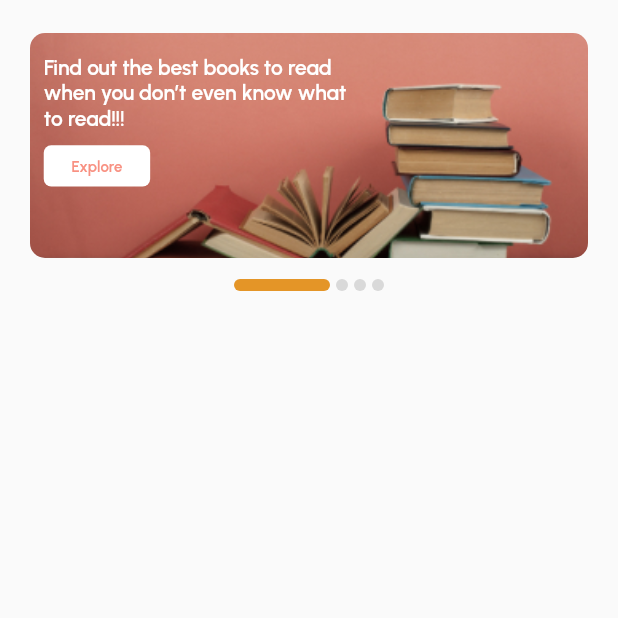
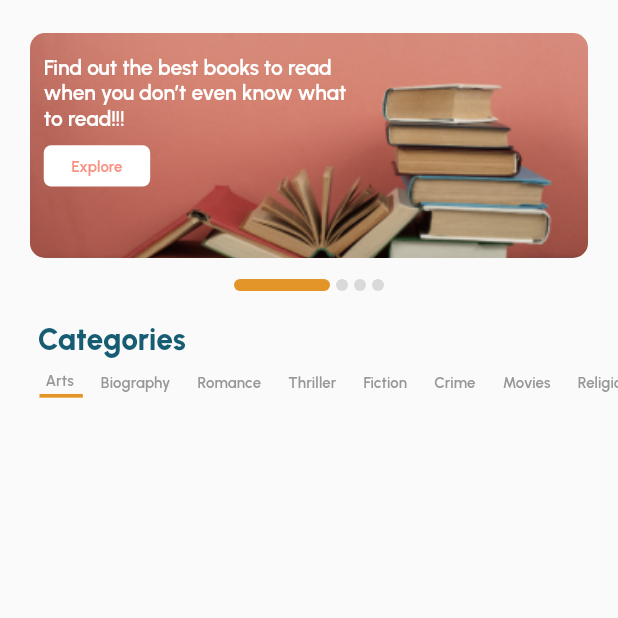
Before and after one commit to mmohammadmfallahm02/book_explore_and_sale_app, a Flutter app: the ExploreScreen screen opened by its route, on a phone screen of 412 x 824 dp, the top half of it. Run offline on Flutter 3.47's test engine with Material 2 defaults, Android fonts, the phone set to English and light mode, and no system bars; drawn by our look-alikes of carousel_slider, smooth_page_indicator; our stand-ins replace flutter_screenutil, flutter_svg, get, google_fonts.

Commit message:
category list in category widget created

```diff
--- a/lib/common/widgets/poster.dart
+++ b/lib/common/widgets/poster.dart
@@ -24,14 +24,12 @@ class _PosterWidgetState extends State<PosterWidget> {
             itemCount: widget.posters.length,
             itemBuilder: (context, index, realIndex) {
               final poster = widget.posters[index];
-              return Padding(
-                padding: const EdgeInsets.only(left: 20, right: 20),
-                child: _Poster(poster: poster),
-              );
+              return _Poster(poster: poster);
             },
             options: CarouselOptions(
                 autoPlayAnimationDuration: const Duration(seconds: 2),
                 enableInfiniteScroll: true,
+                reverse: false,
                 height: 150,
                 onPageChanged: (index, reason) {
                   setState(() {
@@ -72,7 +70,9 @@ class _Poster extends StatelessWidget {
   @override
   Widget build(BuildContext context) {
     final ThemeData themeData = Theme.of(context);
-    return Stack(
+    return Padding(
+      padding: const EdgeInsets.only(left: 20, right: 20),
+      child: Stack(
         children: [
           ClipRRect(
             borderRadius: const BorderRadius.all(Radius.circular(10)),
@@ -111,6 +111,7 @@ class _Poster extends StatelessWidget {
                 ],
               ))
         ],
+      ),
     );
   }
 }
--- a/lib/data/fake_data.dart
+++ b/lib/data/fake_data.dart
@@ -27,4 +27,17 @@ By looking at the real world around us,\n we're better equipped to understand ou
           '''15 Fall Books You Should Read\n Based On Your Favorite TV Shows and Movies''',
     ),
   ];
+
+  static List<String> categories = [
+    'Arts',
+    'Biography',
+    'Romance',
+    'Thriller',
+    'Fiction',
+    'Crime',
+    'Movies',
+    'Religious',
+    'Philosophy',
+    'History'
+  ];
 }
--- a/lib/screens/explore_screen.dart
+++ b/lib/screens/explore_screen.dart
@@ -1,5 +1,9 @@
+import 'package:book_explore_and_sale_app/common/constants/constants.dart';
+import 'package:book_explore_and_sale_app/common/theme/colors.dart';
 import 'package:book_explore_and_sale_app/models/models.dart';
+import 'package:flutter/foundation.dart';
 import 'package:flutter/material.dart';
+import 'package:flutter_screenutil/flutter_screenutil.dart';
 import '../common/widgets/widgets.dart';
 import '../data/data.dart';
 
@@ -8,14 +12,91 @@ class ExploreScreen extends StatelessWidget {
 
   @override
   Widget build(BuildContext context) {
+    final ThemeData themeData = Theme.of(context);
     final List<PosterEntity> posters = FakeData.posters;
+    final List<String> categories = FakeData.categories;
+
     return Scaffold(
-      body: Column(children: [
-        const SizedBox(
-          height: 22,
-        ),
-        PosterWidget(posters: posters)
-      ]),
+      body: CategoriesWidget(
+          posters: posters, themeData: themeData, categories: categories),
     );
   }
 }
+
+class CategoriesWidget extends StatefulWidget {
+  const CategoriesWidget({
+    Key? key,
+    required this.posters,
+    required this.themeData,
+    required this.categories,
+  }) : super(key: key);
+
+  final List<PosterEntity> posters;
+  final ThemeData themeData;
+  final List<String> categories;
+
+  @override
+  State<CategoriesWidget> createState() => _CategoriesWidgetState();
+}
+
+class _CategoriesWidgetState extends State<CategoriesWidget> {
+  int selectedCategoryIndex = 0;
+  @override
+  Widget build(BuildContext context) {
+    return Column(children: [
+      const SizedBox(
+        height: 22,
+      ),
+      PosterWidget(posters: widget.posters),
+      Column(
+        crossAxisAlignment: CrossAxisAlignment.start,
+        children: [
+          Padding(
+            padding: EdgeInsets.fromLTRB(
+                MyDimens.bodyMargin, 20, MyDimens.bodyMargin, 6),
+            child: Text(
+              'Categories',
+              style: widget.themeData.textTheme.headline4,
+            ),
+          ),
+          SizedBox(
+            height: 20.h,
+            child: ListView.builder(
+                itemCount: widget.categories.length,
+                shrinkWrap: true,
+                padding: EdgeInsets.only(left: 16.w, right: 20.w),
+                scrollDirection: Axis.horizontal,
+                itemBuilder: (context, index) {
+                  final category = widget.categories[index];
+                  return Padding(
+                    padding: const EdgeInsets.only(left: 8),
+                    child: InkWell(
+                      onTap: () {
+                        setState(() {
+                          selectedCategoryIndex = index;
+                        });
+                      },
+                      child: Container(
+                        alignment: Alignment.centerLeft,
+                        padding: const EdgeInsets.only(left: 4, right: 6),
+                        decoration: index == selectedCategoryIndex
+                            ? const BoxDecoration(
+                                border: Border(
+                                bottom: BorderSide(
+                                    width: 2.5, color: MyColors.primaryColor),
+                              ))
+                            : null,
+                        child: Text(
+                          category,
+                          style: widget.themeData.textTheme.subtitle2,
+                        ),
+                      ),
+                    ),
+                  );
+                }),
+          )
+        ],
+      )
+    ]);
+  }
+}
```
Lines whose indentation alone changed are shown as unchanged.
